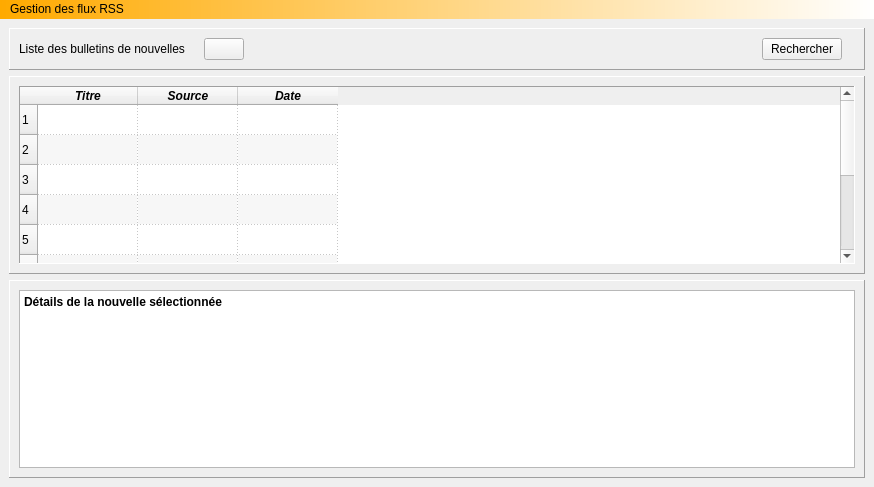
This is main_app/GUI/main_gui.ui in CrystalGlo/RSS_Feeder as Qt 5 draws it before an edit. The edited form follows.
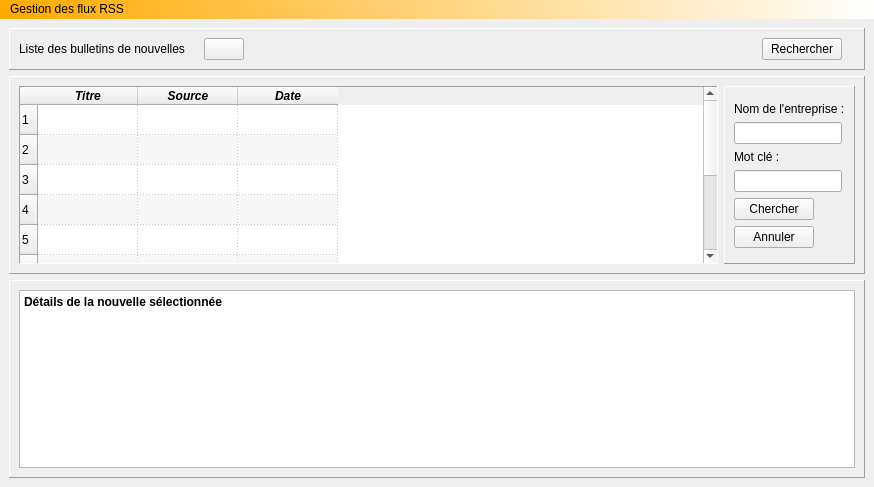
This is the edited form. Icons and pictures are not drawn.

Commit message: Recherche par nom d'entreprise

The edit to the form file:
```diff
--- a/main_app/GUI/main_gui.ui
+++ b/main_app/GUI/main_gui.ui
@@ -132,6 +132,12 @@
     </item>
     <item row="1" column="0">
      <layout class="QGridLayout" name="gridLayout_table">
+      <property name="sizeConstraint">
+       <enum>QLayout::SetDefaultConstraint</enum>
+      </property>
+      <property name="spacing">
+       <number>6</number>
+      </property>
       <item row="0" column="0">
        <widget class="QFrame" name="frame_table">
         <property name="frameShape">
@@ -258,6 +264,90 @@
            </item>
           </widget>
          </item>
+         <item>
+          <layout class="QGridLayout" name="gridLayout_search_collapse">
+           <property name="spacing">
+            <number>1</number>
+           </property>
+           <item row="0" column="0">
+            <widget class="QFrame" name="frame_search_collapse">
+             <property name="layoutDirection">
+              <enum>Qt::LeftToRight</enum>
+             </property>
+             <property name="styleSheet">
+              <string notr="true">selection-background-color: rgb(255, 170, 0);
+font: 75 Bold 10pt &quot;Arial&quot;;</string>
+             </property>
+             <property name="frameShape">
+              <enum>QFrame::Panel</enum>
+             </property>
+             <property name="frameShadow">
+              <enum>QFrame::Raised</enum>
+             </property>
+             <layout class="QFormLayout" name="formLayout">
+              <property name="sizeConstraint">
+               <enum>QLayout::SetMaximumSize</enum>
+              </property>
+              <property name="labelAlignment">
+               <set>Qt::AlignCenter</set>
+              </property>
+              <property name="formAlignment">
+               <set>Qt::AlignCenter</set>
+              </property>
+              <item row="0" column="0">
+               <widget class="QLabel" name="label_4">
+                <property name="styleSheet">
+                 <string notr="true">selection-background-color: rgb(255, 170, 0);</string>
+                </property>
+                <property name="text">
+                 <string>Nom de l'entreprise :</string>
+                </property>
+               </widget>
+              </item>
+              <item row="1" column="0">
+               <widget class="QLineEdit" name="companyName_lineEdit"/>
+              </item>
+              <item row="2" column="0">
+               <widget class="QLabel" name="label_5">
+                <property name="text">
+                 <string>Mot clé :</string>
+                </property>
+               </widget>
+              </item>
+              <item row="3" column="0">
+               <widget class="QLineEdit" name="keyWord_lineEdit"/>
+              </item>
+              <item row="4" column="0">
+               <widget class="QPushButton" name="submitSearch_btn">
+                <property name="layoutDirection">
+                 <enum>Qt::LeftToRight</enum>
+                </property>
+                <property name="text">
+                 <string>Chercher</string>
+                </property>
+                <property name="autoDefault">
+                 <bool>false</bool>
+                </property>
+                <property name="default">
+                 <bool>false</bool>
+                </property>
+                <property name="flat">
+                 <bool>false</bool>
+                </property>
+               </widget>
+              </item>
+              <item row="5" column="0">
+               <widget class="QPushButton" name="cancelSearch_btn">
+                <property name="text">
+                 <string>Annuler</string>
+                </property>
+               </widget>
+              </item>
+             </layout>
+            </widget>
+           </item>
+          </layout>
+         </item>
         </layout>
        </widget>
       </item>
```
Left out of the diff: 2 changed lines with no effect on the pictures. The commit also changes 8 other files.
